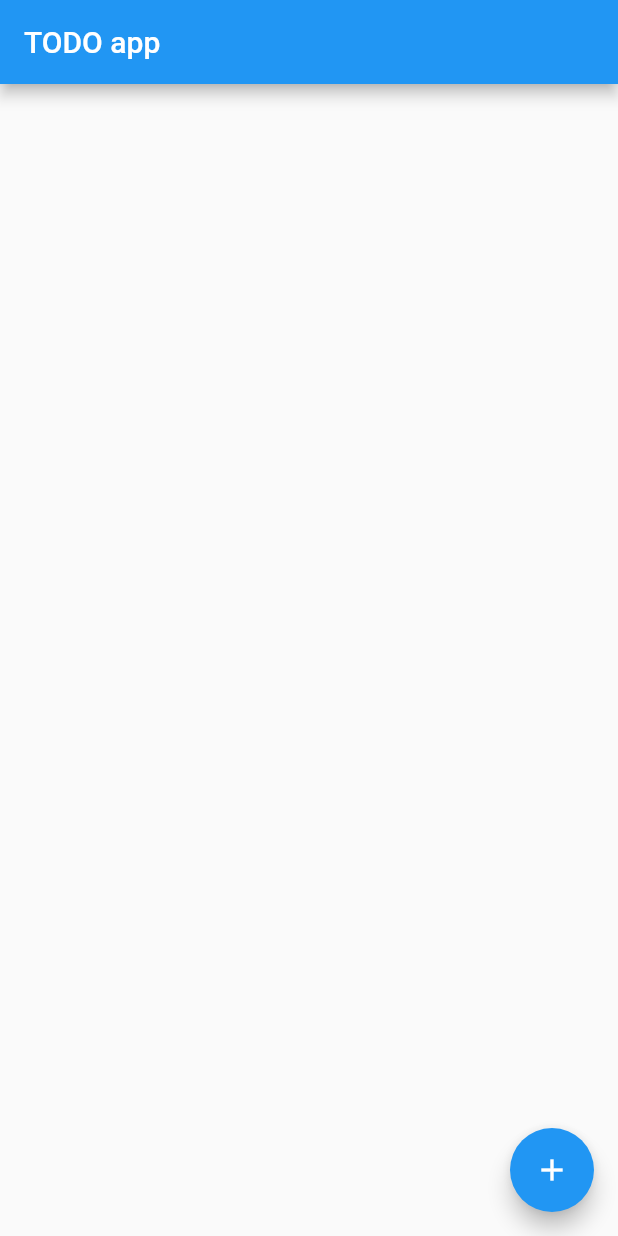
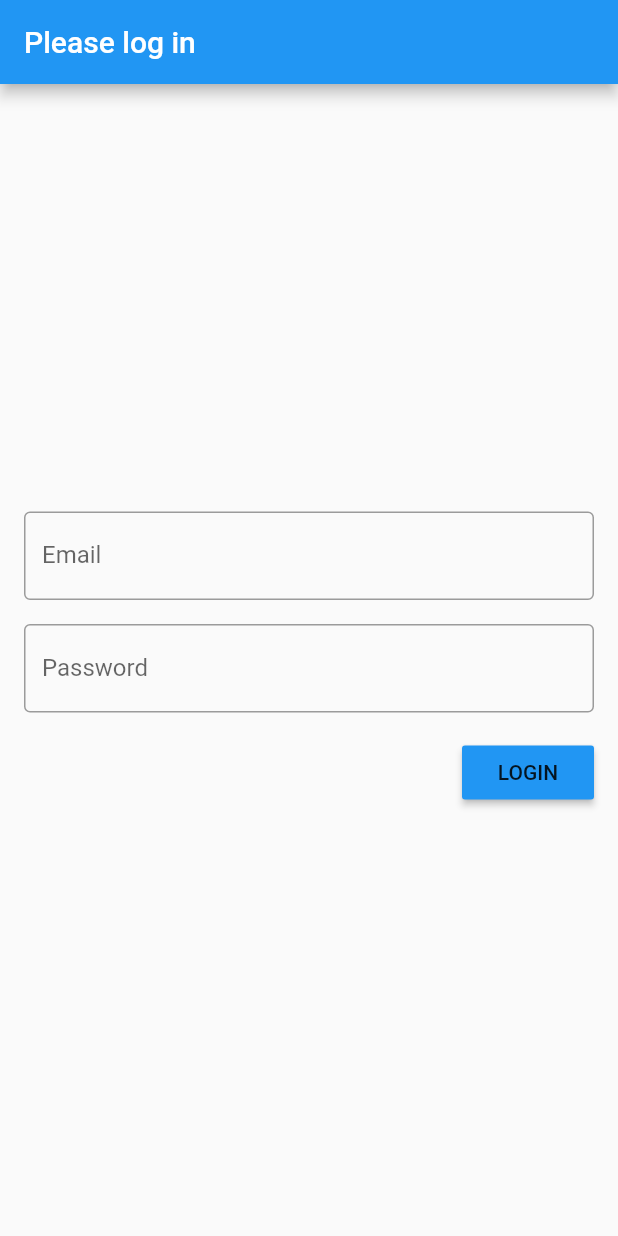
Before and after one commit to r3dm1ke/tutorial-todo-app, a Flutter app: the screen it shows after launch, on a phone screen of 412 x 824 dp. Run offline on Flutter 3.47's test engine with Material 2 defaults, Android fonts, the phone set to English and light mode, and no system bars.

Commit message:
Adding login screen

```diff
--- /dev/null
+++ b/lib/login.dart
@@ -0,0 +1,70 @@
+import 'package:flutter/material.dart';
+
+// As login page has to handle user input, it has to be stateful
+class TODOLogin extends StatefulWidget {
+
+  // Callback function that will be called on pressing the login button
+  final onLogin;
+
+  TODOLogin({@required this.onLogin});
+
+  @override
+  State<StatefulWidget> createState() {
+    return LoginState();
+  }
+}
+
+class LoginState extends State<TODOLogin> {
+
+  // Controllers for handling email and password
+  final TextEditingController emailController = TextEditingController();
+  final TextEditingController passwordController = TextEditingController();
+
+
+  @override
+  Widget build(BuildContext context) {
+    return Scaffold(
+      appBar: AppBar(
+        title: Text('Please log in')
+      ),
+      body: Padding(
+        padding: EdgeInsets.all(16),
+        // Align widgets in a vertical column
+        child: Column(
+          // Passing multiple widgets as children to Column
+          children: <Widget>[
+            Padding(
+              padding: EdgeInsets.only(bottom: 16),
+              child: TextField(
+                decoration: InputDecoration(
+                  border: OutlineInputBorder(),
+                  labelText: 'Email'
+                ),
+              )
+            ),
+            Padding(
+                padding: EdgeInsets.only(bottom: 16),
+                child: TextField(
+                  obscureText: true,
+                  decoration: InputDecoration(
+                      border: OutlineInputBorder(),
+                      labelText: 'Password'
+                  ),
+                )
+            ),
+            RaisedButton(
+              // Calling the callback with the supplied email and password
+              onPressed: () =>
+                  widget.onLogin(emailController.text, passwordController.text),
+              child: Text('LOGIN'),
+              // Setting the primary color on the button
+              color: ThemeData().primaryColor,
+            )
+          ],
+          mainAxisAlignment: MainAxisAlignment.center,
+          crossAxisAlignment: CrossAxisAlignment.end,
+        )
+      )
+    );
+  }
+}
--- a/lib/main.dart
+++ b/lib/main.dart
@@ -1,5 +1,6 @@
 import 'package:flutter/material.dart';
 import 'package:todo_app/task.dart';
+import 'package:todo_app/login.dart';
 import 'package:todo_app/create.dart';
 import 'package:todo_app/list.dart';
 
@@ -36,13 +37,18 @@ class TODOState extends State<TODO> {
     });
   }
 
+  void onLogin(String email, String password) {
+    // We will finish it later
+  }
+
   @override
   Widget build(BuildContext context) {
     return MaterialApp(
       title: 'TODO app',
       initialRoute: '/',
       routes: {
-        '/': (context) => TODOList(tasks: tasks, onToggle: onTaskToggled),
+        '/': (context) => TODOLogin(onLogin: onLogin),
+        '/list': (context) => TODOList(tasks: tasks, onToggle: onTaskToggled),
         '/create': (context) => TODOCreate(onCreate: onTaskCreated,),
       },
     );
```
Also changed, not shown: 1 other file.
